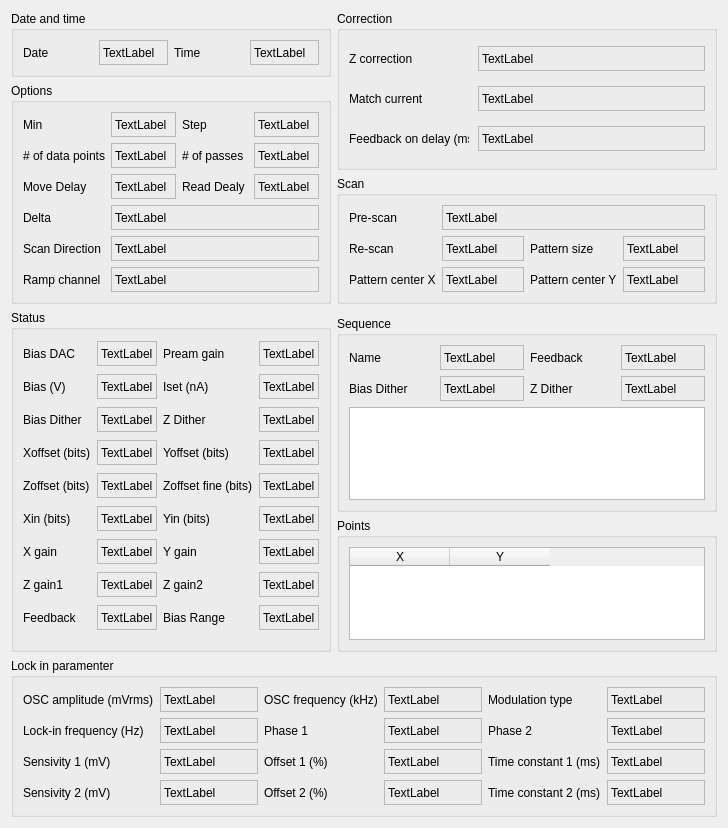
This is pyqt5 STM software/ui/SpectroscopyInfo.ui in freestylexyz/STM-pyqt5-software as Qt 5 draws it before an edit. The edited form follows.
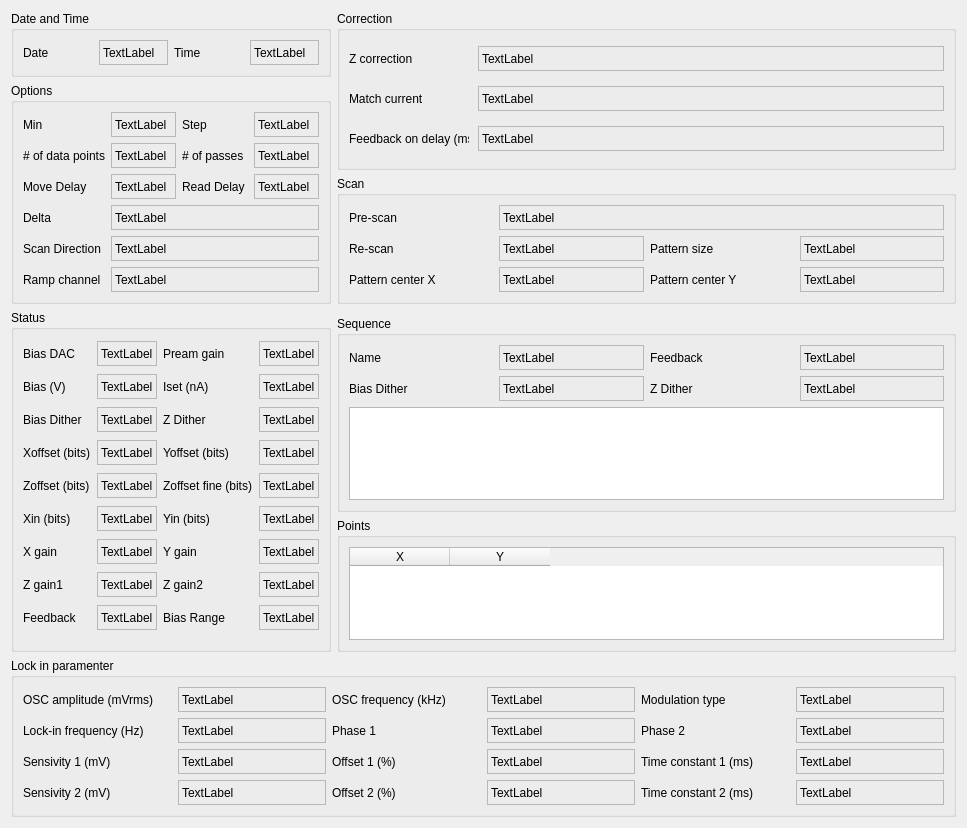
This is the edited form.

```diff
--- a/pyqt5 STM software/ui/SpectroscopyInfo.ui
+++ b/pyqt5 STM software/ui/SpectroscopyInfo.ui
@@ -9,7 +9,7 @@
    <rect>
     <x>0</x>
     <y>0</y>
-    <width>728</width>
+    <width>967</width>
     <height>828</height>
    </rect>
   </property>
@@ -1807,7 +1807,7 @@
    <item row="0" column="0">
     <widget class="QGroupBox" name="groupBox_7">
      <property name="title">
-      <string>Date and time</string>
+      <string>Date and Time</string>
      </property>
      <layout class="QGridLayout" name="gridLayout_9">
       <item row="0" column="3">
@@ -2246,7 +2246,7 @@
          </size>
         </property>
         <property name="text">
-         <string>Read Dealy</string>
+         <string>Read Delay</string>
         </property>
        </widget>
       </item>
```
Left out of the diff: 110 changed lines with no effect on the pictures.
